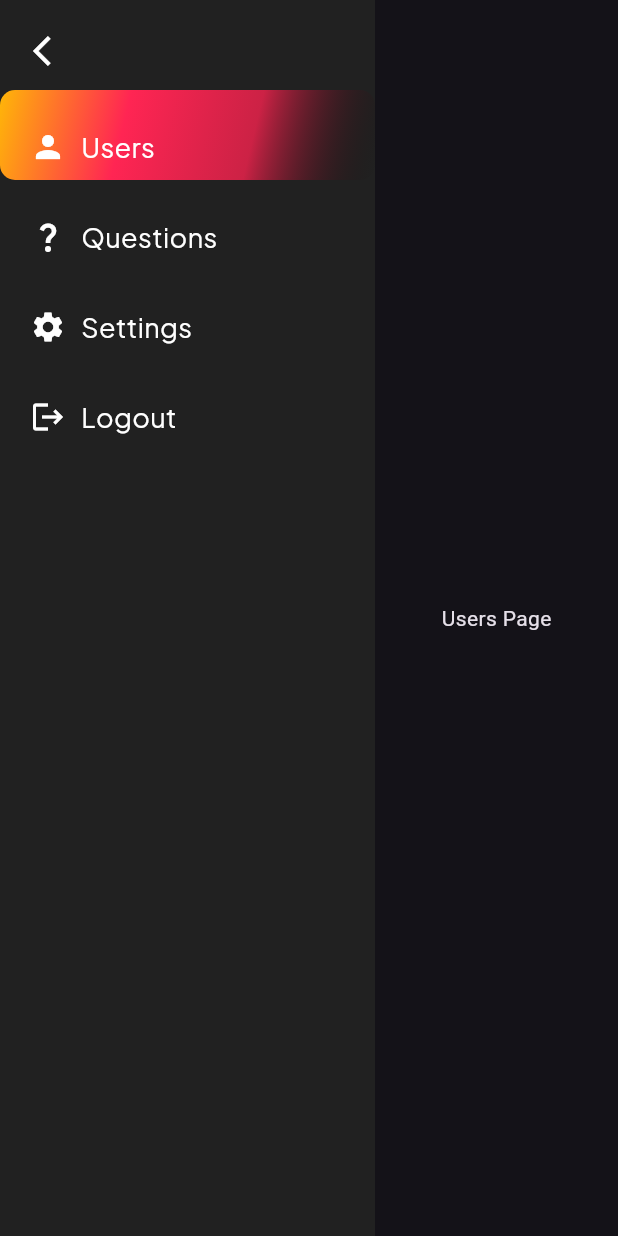
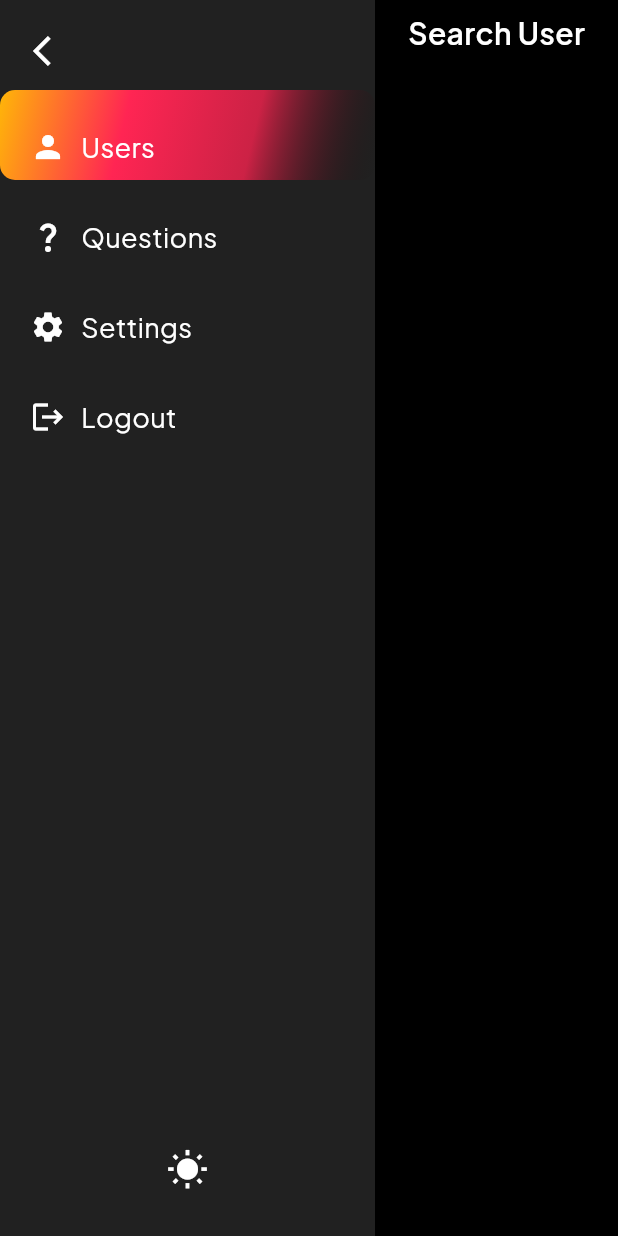
Before and after one commit to trustnexus/nexovate, a Flutter app: the DashboardPage screen opened directly, on a phone screen of 412 x 824 dp. Run offline on Flutter 3.47's test engine with Material 3 defaults, Android fonts, the phone set to English and light mode, and no system bars; our stand-ins replace flutter_animate, flutter_svg, google_fonts; missing offline and left inert: fullscreen_window.

Commit message:
Theme Universalization - I

```diff
--- /dev/null
+++ b/lib/utils/textstyles.dart
@@ -0,0 +1,5 @@
+import 'package:flutter/material.dart';
+import 'package:google_fonts/google_fonts.dart';
+
+TextStyle whiteHeading1 = GoogleFonts.plusJakartaSans(color: Colors.white, fontSize: 20, fontWeight: FontWeight.w600);
+TextStyle blackHeading1 = GoogleFonts.plusJakartaSans(color: Colors.black, fontSize: 20, fontWeight: FontWeight.w600);
--- a/lib/view/dashboard/dashboardpage.dart
+++ b/lib/view/dashboard/dashboardpage.dart
@@ -1,7 +1,10 @@
 import 'package:admin_demo/view/dashboard/questionspage.dart';
-import 'package:admin_demo/view/dashboard/userpage.dart';
+import 'package:admin_demo/view/dashboard/userspage.dart';
 import 'package:flutter/material.dart';
 import 'package:google_fonts/google_fonts.dart';
+import 'package:provider/provider.dart';
+
+import 'package:admin_demo/viewmodel/notifiers/thememode.dart';
 
 class DashboardPage extends StatefulWidget {
   @override
@@ -15,16 +18,22 @@ class _DashboardPageState extends State<DashboardPage> {
 
   @override
   Widget build(BuildContext context) {
+    return Consumer<ThemeModeProvider>(
+      builder: (context, themeProvider, child) {
+        final isDarkMode = themeProvider.isDarkMode;
+
         return Scaffold(
+          backgroundColor: isDarkMode ? Colors.black : Colors.grey[100],
           body: Row(
             children: [
               // sidebar
               AnimatedContainer(
                 duration: Duration(milliseconds: 300),
                 width: _isExpanded ? 250 : 64,
-            color: Colors.grey[900],
+                color: isDarkMode ? Colors.grey[900] : Colors.grey[300],
                 child: Stack(
                   children: [
+                    //highlighted bar beneath selected item
                     AnimatedPositioned(
                       duration: Duration(milliseconds: 300),
                       top: 60 + (_selectedIndex * itemHeight),
@@ -47,11 +56,38 @@ class _DashboardPageState extends State<DashboardPage> {
                         ),
                       ),
                     ),
+                    // theme toggle
+                    Positioned(
+                      bottom: 20,
+                      left: 0,
+                      right: 0,
+                      child: Center(
+                        child: IconButton(
+                          icon: Icon(
+                            isDarkMode ? Icons.wb_sunny : Icons.dark_mode,
+                            color: isDarkMode ? Colors.white : Colors.black,
+                            size: 28,
+                          ),
+                          onPressed: () {
+                            final themeProvider =
+                                Provider.of<ThemeModeProvider>(
+                                  context,
+                                  listen: false,
+                                );
+                            themeProvider.toggleTheme();
+                          },
+                          tooltip:
+                              isDarkMode
+                                  ? 'Switch to Light Mode'
+                                  : 'Switch to Dark Mode',
+                        ),
+                      ),
+                    ),
 
+                    // sidebar content
                     Column(
                       crossAxisAlignment: CrossAxisAlignment.start,
                       children: [
-                    // expander button
                         Padding(
                           padding: EdgeInsets.all(10),
                           child: IconButton(
@@ -59,7 +95,7 @@ class _DashboardPageState extends State<DashboardPage> {
                               _isExpanded
                                   ? Icons.arrow_back_ios
                                   : Icons.arrow_forward_ios,
-                          color: Colors.white,
+                              color: isDarkMode ? Colors.white : Colors.black,
                             ),
                             onPressed: () {
                               setState(() {
@@ -68,10 +104,12 @@ class _DashboardPageState extends State<DashboardPage> {
                             },
                           ),
                         ),
-
-                    // list
                         ...List.generate(navItems.length, (index) {
-                      return _buildNavItem(index, navItems[index]);
+                          return _buildNavItem(
+                            index,
+                            navItems[index],
+                            isDarkMode,
+                          );
                         }),
                       ],
                     ),
@@ -79,15 +117,16 @@ class _DashboardPageState extends State<DashboardPage> {
                 ),
               ),
 
-          // main content (will be changed with fragment widgets)
+              // main content
               Expanded(child: navFragments[_selectedIndex]),
             ],
           ),
         );
+      },
+    );
   }
 
-  // navigation item builder
-  Widget _buildNavItem(int index, String label) {
+  Widget _buildNavItem(int index, String label, bool isDarkMode) {
     return InkWell(
       onTap: () {
         setState(() {
@@ -100,13 +139,16 @@ class _DashboardPageState extends State<DashboardPage> {
         alignment: Alignment.centerLeft,
         child: Row(
           children: [
-            Icon(navIcons[index], color: Colors.white),
+            Icon(
+              navIcons[index],
+              color: isDarkMode ? Colors.white : Colors.black,
+            ),
             if (_isExpanded) ...[
               SizedBox(width: 10),
               Text(
                 label,
                 style: GoogleFonts.plusJakartaSans(
-                  color: Colors.white,
+                  color: isDarkMode ? Colors.white : Colors.black,
                   fontSize: 18,
                 ),
               ),
@@ -118,7 +160,6 @@ class _DashboardPageState extends State<DashboardPage> {
   }
 }
 
-// navigation items
 List<String> navItems = ["Users", "Questions", "Settings", "Logout"];
 List<IconData> navIcons = [
   Icons.person,
--- a/lib/view/dashboard/userpage.dart
+++ b/lib/view/dashboard/userspage.dart
@@ -1,4 +1,5 @@
 import 'package:flutter/material.dart';
+import 'package:admin_demo/utils/textstyles.dart';
 
 class UsersPage extends StatefulWidget {
   const UsersPage({super.key});
@@ -13,11 +14,18 @@ class _UsersPageState extends State<UsersPage> {
   @override
   Widget build(BuildContext context) {
     return Container(
-      child: Expanded(child:
+      child:
         Center(
-          child: Text("Users Page")
+          child: Column(
+            children: [
+              //CONTAINER FOR SEARCHING USER
+              Container(
+                margin: EdgeInsets.all(8),
+                child: Text("Search User", style: whiteHeading1)
+              ),
+            ],
+          )
         )
-      )
     );
   }
 }
--- /dev/null
+++ b/lib/viewmodel/notifiers/thememode.dart
@@ -0,0 +1,13 @@
+import 'package:flutter/material.dart';
+
+class ThemeModeProvider extends ChangeNotifier {
+
+
+  bool _isDarkMode = true;
+  bool get isDarkMode => _isDarkMode;
+
+  void toggleTheme() {
+    _isDarkMode = !_isDarkMode;
+    notifyListeners();
+  }
+}
--- a/pubspec.yaml
+++ b/pubspec.yaml
@@ -38,6 +38,7 @@ dependencies:
   fullscreen_window: ^1.0.3
   google_fonts: ^6.2.1
   flutter_svg: ^2.0.17
+  provider: ^6.1.5
 
 dev_dependencies:
   flutter_test:
```
Also changed, not shown: lib/main.dart (+11 -1 lines), lib/view/login/loginpage.dart (+49 -23 lines), pubspec.lock. Lines whose indentation alone changed are shown as unchanged.
